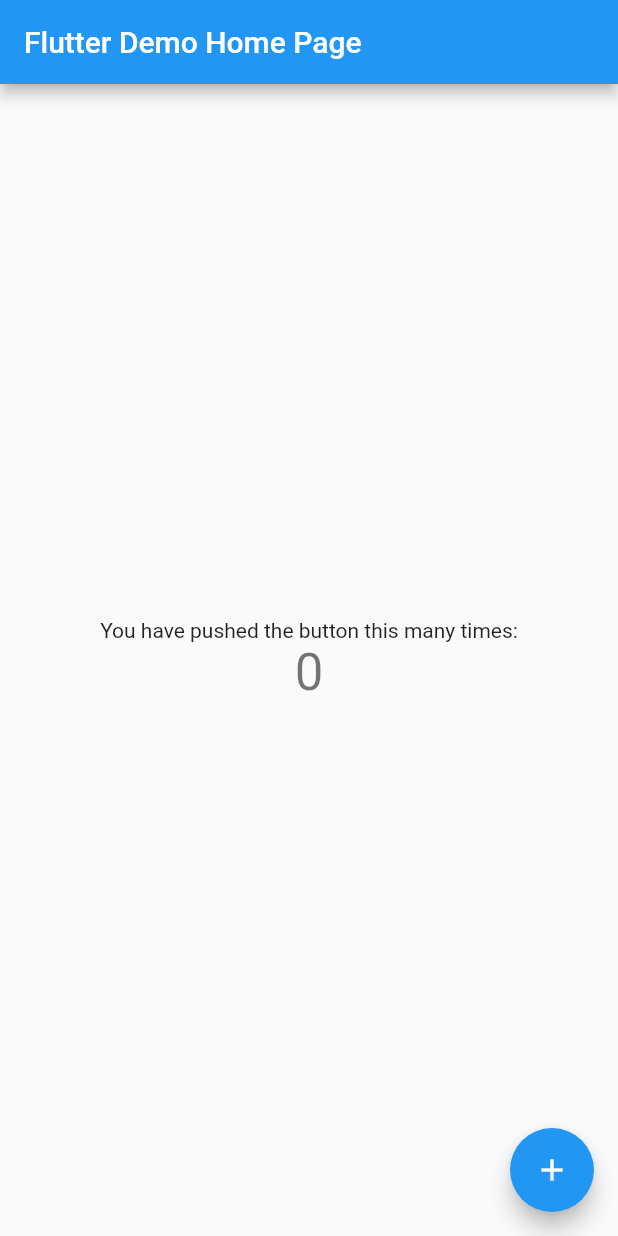
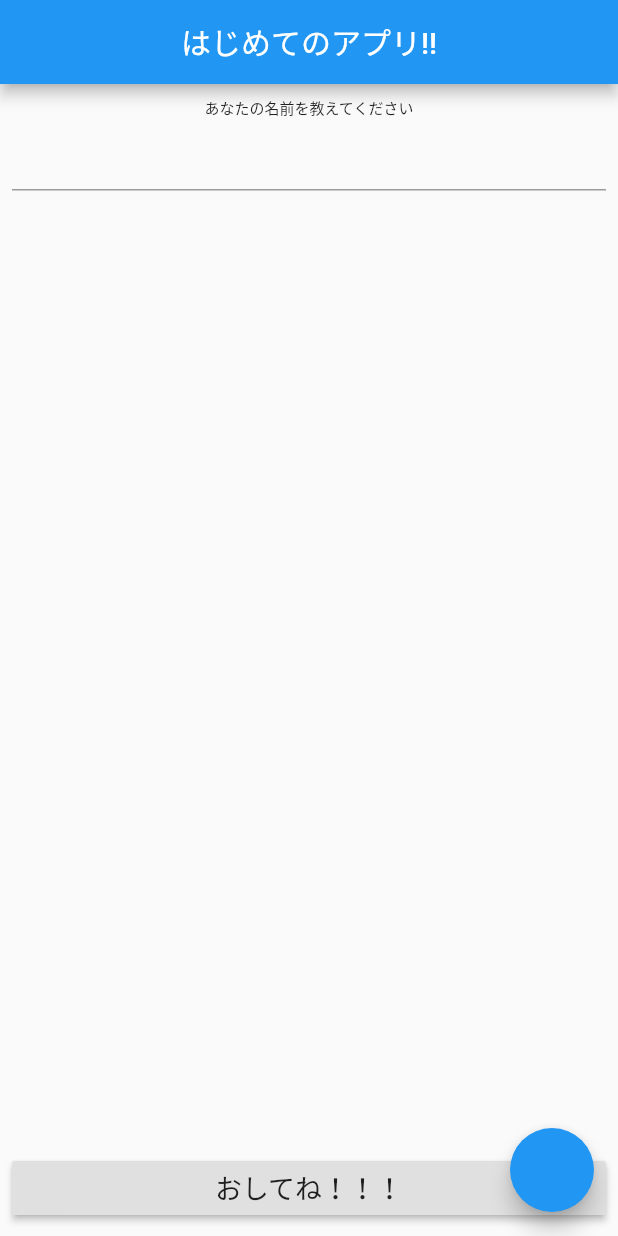
Before and after one commit to naoki1026/my_first_app2, a Flutter app: the screen it shows after launch, on a phone screen of 412 x 824 dp. Run offline on Flutter 3.47's test engine with Material 2 defaults, Android fonts, the phone set to English and light mode, and no system bars.

Commit message:
アプリ完成

```diff
--- /dev/null
+++ b/lib/home_screen.dart
@@ -0,0 +1,58 @@
+import 'package:flutter/material.dart';
+import 'package:flutter/services.dart';
+
+class HomeScreen extends StatefulWidget {
+  @override
+  _HomeScreenState createState() => _HomeScreenState();
+}
+
+class _HomeScreenState extends State<HomeScreen> {
+
+  String _textHeader = "あなたの名前を教えてください";
+  TextEditingController _textEditingController = TextEditingController();
+  Widget _imageWidget = Container();
+
+  @override
+  Widget build(BuildContext context) {
+    return Scaffold(
+      appBar: AppBar(
+        title: Text("はじめてのアプリ!!"),
+        centerTitle: true,
+      ),
+      body: Container(
+        padding: EdgeInsets.all(8.0),
+        child: Column(
+          children: <Widget>[
+            Center(
+                child: Text( _textHeader, style: TextStyle(fontSize: 10.0))),
+            TextField(
+              keyboardType: TextInputType.text,
+              style: TextStyle(fontSize: 20.0),
+              controller: _textEditingController, //TODO 入力した文字を管理するTextEditingControllerの設定
+            ),
+            Expanded(child: _imageWidget),
+            SizedBox(
+              width: double.infinity,
+              child: RaisedButton(
+                onPressed: () => _onClick(), //ボタンのクリック処理
+                child: Text("おしてね！！！", style: TextStyle(fontSize: 18.0),),
+              ),
+            ),
+          ],
+        ),
+      ),
+      floatingActionButton: FloatingActionButton(),
+    );
+  }
+
+  _onClick() {
+    setState(() {
+      // 文字
+      var inputText = _textEditingController.text;
+      _textHeader = "こんにちは！$inputTextさん";
+
+      // 画像
+      _imageWidget = Image.asset("assets/images/hello.png");
+    });
+  }
+}
--- a/lib/main.dart
+++ b/lib/main.dart
@@ -1,111 +1,16 @@
+
 import 'package:flutter/material.dart';
+
+import 'home_screen.dart';
 
 void main() => runApp(MyApp());
 
-class MyApp extends StatelessWidget {
-  // This widget is the root of your application.
+class  MyApp extends StatelessWidget {
   @override
   Widget build(BuildContext context) {
     return MaterialApp(
-      title: 'Flutter Demo',
-      theme: ThemeData(
-        // This is the theme of your application.
-        //
-        // Try running your application with "flutter run". You'll see the
-        // application has a blue toolbar. Then, without quitting the app, try
-        // changing the primarySwatch below to Colors.green and then invoke
-        // "hot reload" (press "r" in the console where you ran "flutter run",
-        // or simply save your changes to "hot reload" in a Flutter IDE).
-        // Notice that the counter didn't reset back to zero; the application
-        // is not restarted.
-        primarySwatch: Colors.blue,
-      ),
-      home: MyHomePage(title: 'Flutter Demo Home Page'),
+    title: "はじめてのアプリ",
+    home: HomeScreen(),
     );
   }
 }
-
-class MyHomePage extends StatefulWidget {
-  MyHomePage({Key key, this.title}) : super(key: key);
-
-  // This widget is the home page of your application. It is stateful, meaning
-  // that it has a State object (defined below) that contains fields that affect
-  // how it looks.
-
-  // This class is the configuration for the state. It holds the values (in this
-  // case the title) provided by the parent (in this case the App widget) and
-  // used by the build method of the State. Fields in a Widget subclass are
-  // always marked "final".
-
-  final String title;
-
-  @override
-  _MyHomePageState createState() => _MyHomePageState();
-}
-
-class _MyHomePageState extends State<MyHomePage> {
-  int _counter = 0;
-
-  void _incrementCounter() {
-    setState(() {
-      // This call to setState tells the Flutter framework that something has
-      // changed in this State, which causes it to rerun the build method below
-      // so that the display can reflect the updated values. If we changed
-      // _counter without calling setState(), then the build method would not be
-      // called again, and so nothing would appear to happen.
-      _counter++;
-    });
-  }
-
-  @override
-  Widget build(BuildContext context) {
-    // This method is rerun every time setState is called, for instance as done
-    // by the _incrementCounter method above.
-    //
-    // The Flutter framework has been optimized to make rerunning build methods
-    // fast, so that you can just rebuild anything that needs updating rather
-    // than having to individually change instances of widgets.
-    return Scaffold(
-      appBar: AppBar(
-        // Here we take the value from the MyHomePage object that was created by
-        // the App.build method, and use it to set our appbar title.
-        title: Text(widget.title),
-      ),
-      body: Center(
-        // Center is a layout widget. It takes a single child and positions it
-        // in the middle of the parent.
-        child: Column(
-          // Column is also a layout widget. It takes a list of children and
-          // arranges them vertically. By default, it sizes itself to fit its
-          // children horizontally, and tries to be as tall as its parent.
-          //
-          // Invoke "debug painting" (press "p" in the console, choose the
-          // "Toggle Debug Paint" action from the Flutter Inspector in Android
-          // Studio, or the "Toggle Debug Paint" command in Visual Studio Code)
-          // to see the wireframe for each widget.
-          //
-          // Column has various properties to control how it sizes itself and
-          // how it positions its children. Here we use mainAxisAlignment to
-          // center the children vertically; the main axis here is the vertical
-          // axis because Columns are vertical (the cross axis would be
-          // horizontal).
-          mainAxisAlignment: MainAxisAlignment.center,
-          children: <Widget>[
-            Text(
-              'You have pushed the button this many times:',
-            ),
-            Text(
-              '$_counter',
-              style: Theme.of(context).textTheme.display1,
-            ),
-          ],
-        ),
-      ),
-      floatingActionButton: FloatingActionButton(
-        onPressed: _incrementCounter,
-        tooltip: 'Increment',
-        child: Icon(Icons.add),
-      ), // This trailing comma makes auto-formatting nicer for build methods.
-    );
-  }
-}
--- a/pubspec.yaml
+++ b/pubspec.yaml
@@ -41,8 +41,8 @@ flutter:
   uses-material-design: true
 
   # To add assets to your application, add an assets section, like this:
-  # assets:
-  #  - images/a_dot_burr.jpeg
+  assets:
+    - assets/images/hello.png
   #  - images/a_dot_ham.jpeg
 
   # An image asset can refer to one or more resolution-specific "variants", see
```
Also changed, not shown: assets/images/hello.png (added).
